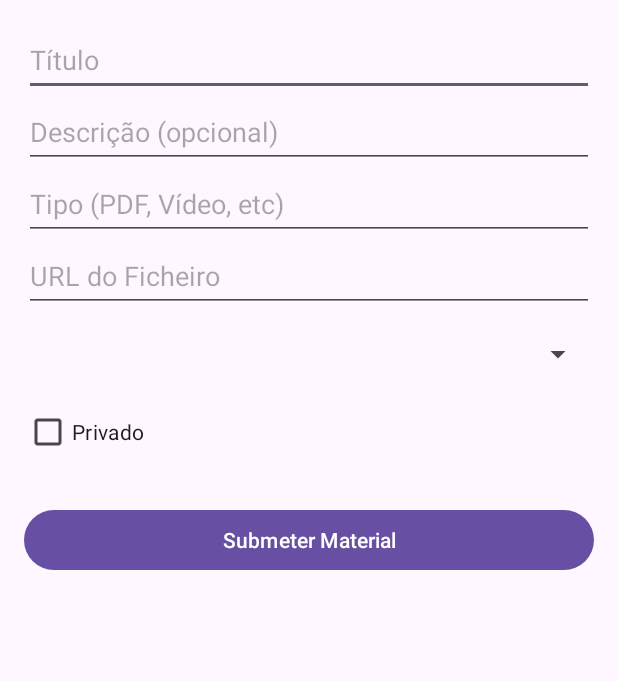
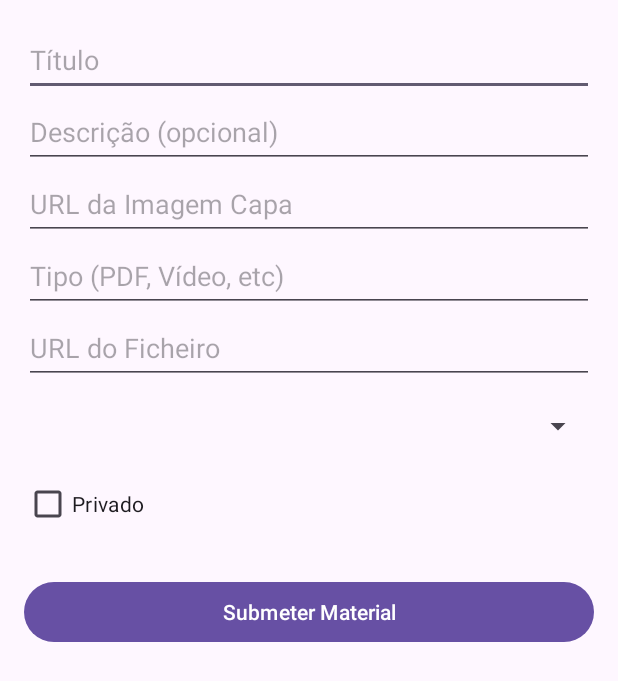
Before and after one commit to luispaiva09/COMMOV_StudyShare, an Android app: the AddMaterialActivity screen opened directly, with no data from a screen before it, after a tap on "Submeter Material", on a phone screen of 412 x 824 dp. Shown: the top 681 px of the screen. Run offline under Robolectric (Android 15) with nearby library versions, the phone set to English and light mode, and no system bars.

Commit message:
ImagemCapa

```diff
--- a/app/src/main/java/com/example/studyshare/Activities/AddMaterialActivity.kt
+++ b/app/src/main/java/com/example/studyshare/Activities/AddMaterialActivity.kt
@@ -84,6 +84,7 @@ class AddMaterialActivity : AppCompatActivity() {
         binding.buttonSubmeter.setOnClickListener {
             val titulo = binding.etTitulo.text.toString().trim()
             val descricao = binding.etDescricao.text.toString().trim().ifEmpty { null }
+            val imagemCapaUrl = binding.etImagemCapa.text.toString().trim().ifEmpty { null }
             val tipo = binding.etTipo.text.toString().trim()
             val ficheiroUrl = binding.etFicheiroUrl.text.toString().trim()
             val privado = binding.checkBoxPrivado.isChecked
@@ -102,6 +103,7 @@ class AddMaterialActivity : AppCompatActivity() {
             val novoMaterial = MaterialDidatico(
                 titulo = titulo,
                 descricao = descricao,
+                imagem_capa_url = imagemCapaUrl,
                 tipo = tipo,
                 categoria_id = categoriaSelecionada.id,
                 autor_id = autorId,
@@ -116,6 +118,7 @@ class AddMaterialActivity : AppCompatActivity() {
     private fun limparCampos() {
         binding.etTitulo.text?.clear()
         binding.etDescricao.text?.clear()
+        binding.etImagemCapa.text?.clear()
         binding.etTipo.text?.clear()
         binding.etFicheiroUrl.text?.clear()
         binding.checkBoxPrivado.isChecked = false
--- a/app/src/main/java/com/example/studyshare/DataClasses/MaterialDidatico.kt
+++ b/app/src/main/java/com/example/studyshare/DataClasses/MaterialDidatico.kt
@@ -9,5 +9,6 @@ data class MaterialDidatico(
     val autor_id: Int,
     val data_criacao: String? = null,
     val privado: Boolean? = false,
-    val ficheiro_url: String
+    val ficheiro_url: String,
+    val imagem_capa_url: String? = null
 )
--- a/app/src/main/res/layout/activity_add_material.xml
+++ b/app/src/main/res/layout/activity_add_material.xml
@@ -23,6 +23,13 @@
             android:layout_height="48dp"
             android:hint="Descrição (opcional)"
             android:inputType="textMultiLine" />
+
+        <EditText
+            android:id="@+id/etImagemCapa"
+            android:layout_width="match_parent"
+            android:layout_height="48dp"
+            android:hint="URL da Imagem Capa"
+            android:inputType="textUri" />
 
         <EditText
             android:id="@+id/etTipo"
```
